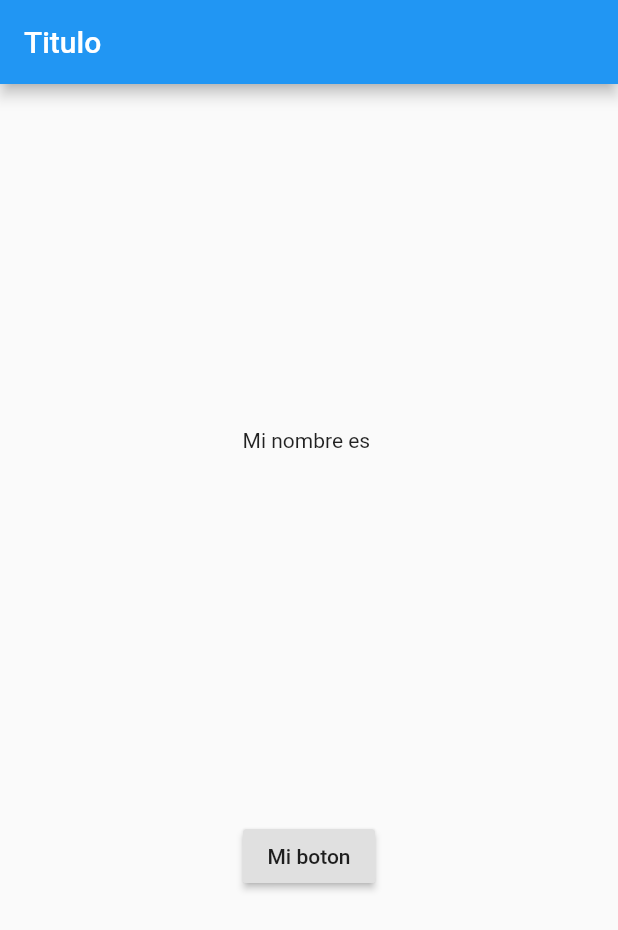
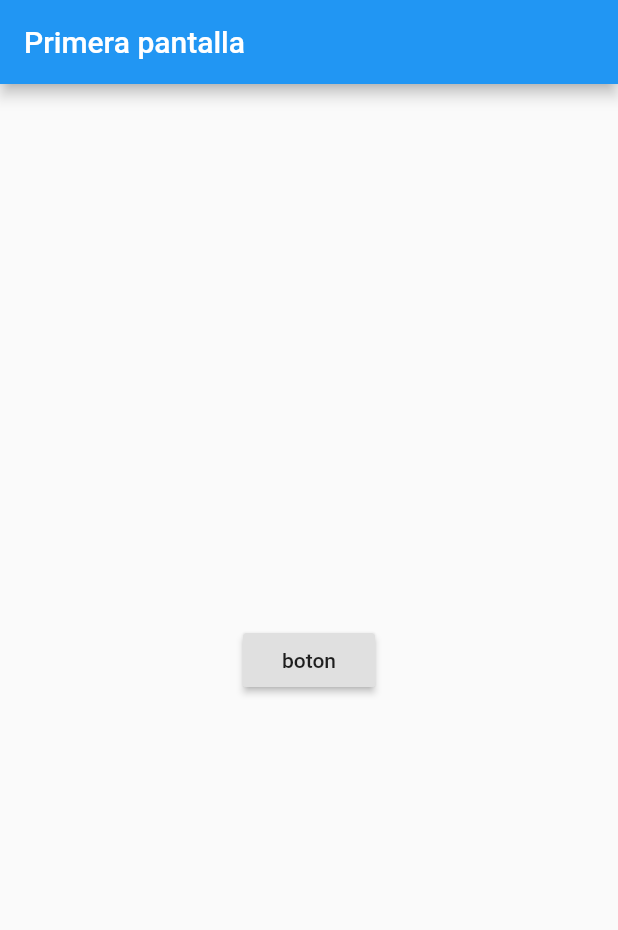
Before and after one commit to Alvardud/Programacion-Movil-EMI-I2022, a Flutter app: the screen it shows after launch, on a phone screen of 412 x 824 dp. Shown: the top 930 px of the screen. Run offline on Flutter 3.47's test engine with Material 2 defaults, Android fonts, the phone set to English and light mode, and no system bars.

```diff
--- a/flutter/aplicacion/lib/main.dart
+++ b/flutter/aplicacion/lib/main.dart
@@ -7,6 +7,7 @@ void main() {
 }
 
 class MyApp2 extends StatefulWidget {
+  static const ruta = 'primera_pantalla';
   const MyApp2({Key? key}) : super(key: key);
 
   @override
@@ -16,43 +17,61 @@ class MyApp2 extends StatefulWidget {
 class _MyApp2State extends State<MyApp2> {
   String? titulo;
   Color? fondo;
-  String? nombre;
 
   @override
   void initState() {
     titulo = "Mi boton";
     fondo = Colors.blue;
-    nombre = "";
     super.initState();
   }
 
   @override
   Widget build(BuildContext context) {
     return MaterialApp(
-      home: Scaffold(
-
-      appBar: AppBar(
-        title: Text("Titulo"),
-      ),
-      body: Center(
-        child: Column(
-          mainAxisAlignment: MainAxisAlignment.spaceEvenly,
-        children: [
-          Text("Mi nombre es \n$nombre"),
-          RaisedButton(
-        child: Text(titulo!),
-        onPressed: () {
-          setState(() {
-            nombre = "Alvaro";
-            titulo = "Boton presionado";
-          });
-        },
-      )
-        ]
-      )
-      )
-    )
-
+      routes: {
+        SegundaPantalla.ruta: (context)=>SegundaPantalla()
+      },
+      home: PrimeraPantalla()
     );
     }
 }
+
+class PrimeraPantalla extends StatelessWidget {
+  const PrimeraPantalla({ Key? key }) : super(key: key);
+
+  @override
+  Widget build(BuildContext context) {
+    return Scaffold(
+      appBar: AppBar(
+        title: Text("Primera pantalla"),
+      ),
+      body: Center(
+          child: RaisedButton(
+        child: Text("boton"),
+        onPressed: () {
+          Navigator.pushNamed(context,SegundaPantalla.ruta);
+        },
+      )),
+    );
+  }
+}
+
+class SegundaPantalla extends StatefulWidget {
+  static const ruta = 'segunda_pantalla';
+  const SegundaPantalla({Key? key}) : super(key: key);
+
+  @override
+  _SegundaPantallaState createState() => _SegundaPantallaState();
+}
+
+class _SegundaPantallaState extends State<SegundaPantalla> {
+  @override
+  Widget build(BuildContext context) {
+    return Scaffold(
+      appBar: AppBar(
+        title: Text("Segunda pantalla"),
+      ),
+      body: Container(),
+    );
+    }
+}
```
